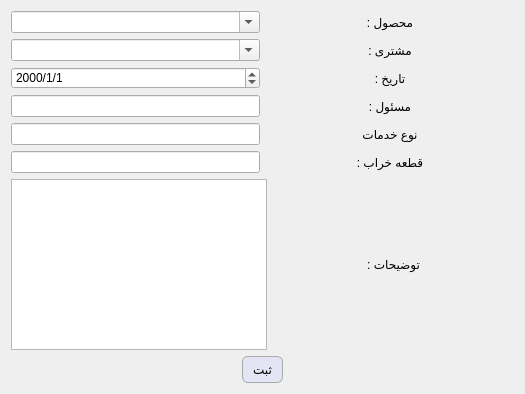
Qt form serviceedit.ui (kia-far/QtDBS) before a commit.
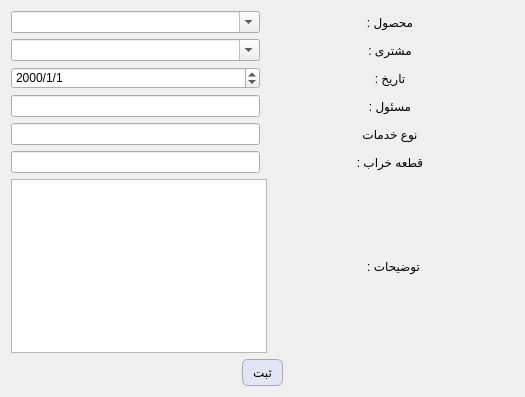
The same form after that commit.

```diff
--- a/serviceedit.ui
+++ b/serviceedit.ui
@@ -7,7 +7,7 @@
     <x>0</x>
     <y>0</y>
     <width>525</width>
-    <height>394</height>
+    <height>397</height>
    </rect>
   </property>
   <property name="windowTitle">
```
Left out of the diff: 2 changed lines with no effect on the pictures.
